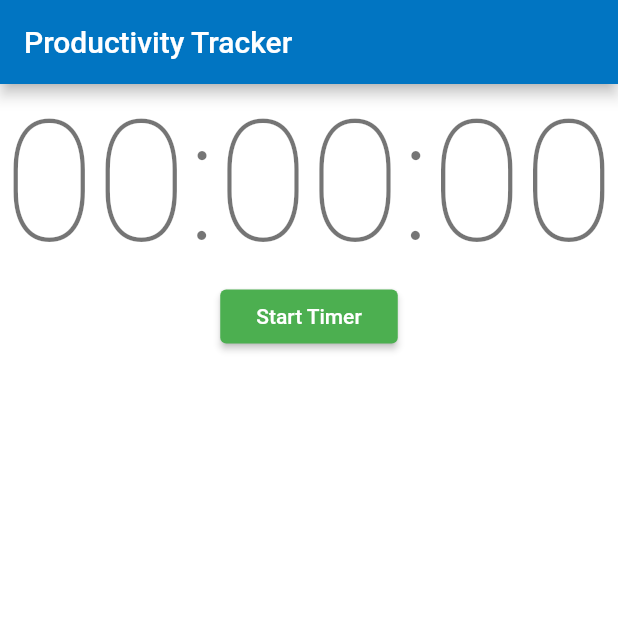
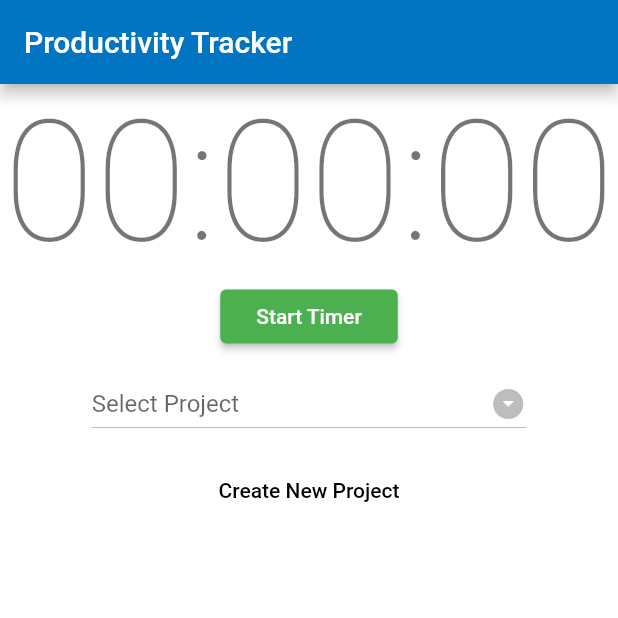
Before and after one commit to connlim/productivity-tracker, a Flutter app: the screen it shows after launch, on a phone screen of 412 x 824 dp, the top half of it. Run offline on Flutter 3.47's test engine with Material 2 defaults, Android fonts, the phone set to English and light mode, and no system bars; our stand-ins replace moor, sprintf; generated files the repository leaves out were written again.

Commit message:
Add project creator and selector

```diff
--- a/lib/main.dart
+++ b/lib/main.dart
@@ -14,10 +14,11 @@
 // along with this program.  If not, see <http://www.gnu.org/licenses/>.
 
 import 'package:flutter/material.dart';
+import 'package:provider/provider.dart';
+
 import 'package:productivity_tracker/screens/homepage.dart';
-import 'package:productivity_tracker/themes.dart';
+import 'package:productivity_tracker/theme/styles.dart';
 import 'package:productivity_tracker/utils/database.dart';
-import 'package:provider/provider.dart';
 
 final db = Database();
 void main() => runApp(App());
--- a/lib/screens/homepage.dart
+++ b/lib/screens/homepage.dart
@@ -16,6 +16,8 @@
 import 'package:flutter/material.dart';
 import 'package:moor/moor.dart' hide Column;
 import 'package:productivity_tracker/utils/database.dart';
+import 'package:productivity_tracker/widgets/project_creator.dart';
+import 'package:productivity_tracker/widgets/project_selector.dart';
 import 'package:productivity_tracker/widgets/timer.dart';
 import 'package:provider/provider.dart';
 
@@ -43,7 +45,7 @@ class _HomePageState extends State<HomePage> {
 
   StreamBuilder<List<Session>> _buildSessionsList(BuildContext context) {
     final sessionDao = Provider.of<SessionDao>(context);
-    return StreamBuilder<List<Session>>(
+    return StreamBuilder(
       stream: sessionDao.watchAllSessions(),
       builder: (context, snapshot) {
         final sessions = snapshot.data ?? List();
@@ -75,6 +77,8 @@ class _HomePageState extends State<HomePage> {
             TimerWidget(
               onTimerStopped: _onTimerStopped,
             ),
+            ProjectSelector(),
+            ProjectCreator(),
             Expanded(
               child: _buildSessionsList(context),
             ),
--- a/lib/utils/database.dart
+++ b/lib/utils/database.dart
@@ -89,6 +89,8 @@ class ProjectDao extends DatabaseAccessor<Database> with _$ProjectDaoMixin {
   ProjectDao(this.db) : super(db);
 
   Future<List<Project>> getAllProjects() => select(projects).get();
+  Stream<List<Project>> watchAllProjects() => select(projects).watch();
+
   Future insertProject(Insertable<Project> proj) => into(projects).insert(proj);
   Future updateProject(Insertable<Project> proj) =>
       update(projects).replace(proj);
--- /dev/null
+++ b/lib/widgets/project_creator.dart
@@ -0,0 +1,77 @@
+// Copyright (C) 2020 Connor Lim
+//
+// This program is free software: you can redistribute it and/or modify
+// it under the terms of the GNU Affero General Public License as
+// published by the Free Software Foundation, either version 3 of the
+// License, or (at your option) any later version.
+//
+// This program is distributed in the hope that it will be useful,
+// but WITHOUT ANY WARRANTY; without even the implied warranty of
+// MERCHANTABILITY or FITNESS FOR A PARTICULAR PURPOSE.  See the
+// GNU Affero General Public License for more details.
+//
+// You should have received a copy of the GNU Affero General Public License
+// along with this program.  If not, see <http://www.gnu.org/licenses/>.
+
+import 'package:flutter/material.dart';
+import 'package:moor/moor.dart';
+import 'package:productivity_tracker/utils/database.dart';
+import 'package:provider/provider.dart';
+
+class ProjectCreator extends StatefulWidget {
+  @override
+  _ProjectCreatorState createState() => _ProjectCreatorState();
+}
+
+class _ProjectCreatorState extends State<ProjectCreator> {
+  final _controller = TextEditingController();
+
+  @override
+  void dispose() {
+    _controller.dispose();
+    super.dispose();
+  }
+
+  void _showDialog(context) {
+    final projectDao = Provider.of<ProjectDao>(context, listen: false);
+
+    showDialog(
+      context: context,
+      builder: (context) => AlertDialog(
+        title: Text('Create new project'),
+        content: TextField(
+          controller: _controller,
+          decoration: InputDecoration(
+            // border: OutlineInputBorder(),
+            labelText: 'Project name',
+          ),
+        ),
+        actions: [
+          FlatButton(
+            child: Text('Cancel'),
+            onPressed: () => Navigator.pop(context),
+          ),
+          FlatButton(
+            child: Text('Save'),
+            onPressed: () {
+              projectDao.insertProject(
+                ProjectsCompanion(
+                  name: Value(_controller.text),
+                ),
+              );
+              Navigator.pop(context);
+            },
+          ),
+        ],
+      ),
+    );
+  }
+
+  @override
+  Widget build(BuildContext context) {
+    return FlatButton(
+      child: Text('Create New Project'),
+      onPressed: () => _showDialog(context),
+    );
+  }
+}
--- /dev/null
+++ b/lib/widgets/project_selector.dart
@@ -0,0 +1,69 @@
+// Copyright (C) 2020 Connor Lim
+//
+// This program is free software: you can redistribute it and/or modify
+// it under the terms of the GNU Affero General Public License as
+// published by the Free Software Foundation, either version 3 of the
+// License, or (at your option) any later version.
+//
+// This program is distributed in the hope that it will be useful,
+// but WITHOUT ANY WARRANTY; without even the implied warranty of
+// MERCHANTABILITY or FITNESS FOR A PARTICULAR PURPOSE.  See the
+// GNU Affero General Public License for more details.
+//
+// You should have received a copy of the GNU Affero General Public License
+// along with this program.  If not, see <http://www.gnu.org/licenses/>.
+
+import 'package:flutter/material.dart';
+import 'package:productivity_tracker/utils/database.dart';
+import 'package:provider/provider.dart';
+
+class ProjectSelector extends StatefulWidget {
+  @override
+  _ProjectSelectorState createState() => _ProjectSelectorState();
+}
+
+class _ProjectSelectorState extends State<ProjectSelector> {
+  Project _selectedProject;
+  StreamBuilder<List<Project>> _buildDropDown(BuildContext context) {
+    final projectDao = Provider.of<ProjectDao>(context);
+    return StreamBuilder(
+      stream: projectDao.watchAllProjects(),
+      builder: (context, snapshot) {
+        final projects = snapshot.data ?? List();
+
+        return DropdownButton<Project>(
+          value: _selectedProject,
+          hint: Text('Select Project'),
+          icon: Icon(Icons.arrow_drop_down_circle),
+          isExpanded: true,
+          onChanged: (newProject) => setState(() {
+            _selectedProject = newProject;
+          }),
+          items: projects
+              .map(
+                (project) => DropdownMenuItem(
+                  value: project,
+                  child: Text(project.name),
+                ),
+              )
+              .toList(),
+        );
+      },
+    );
+  }
+
+  @override
+  Widget build(BuildContext context) {
+    return Column(
+      children: [
+        FractionallySizedBox(
+          widthFactor: 0.8,
+          child: Container(
+            padding: EdgeInsets.fromLTRB(20, 10, 20, 10),
+            child: _buildDropDown(context),
+          ),
+        ),
+      ],
+    );
+  }
+}
```
Also changed, not shown: lib/theme/styles.dart (renamed from lib/themes.dart).
